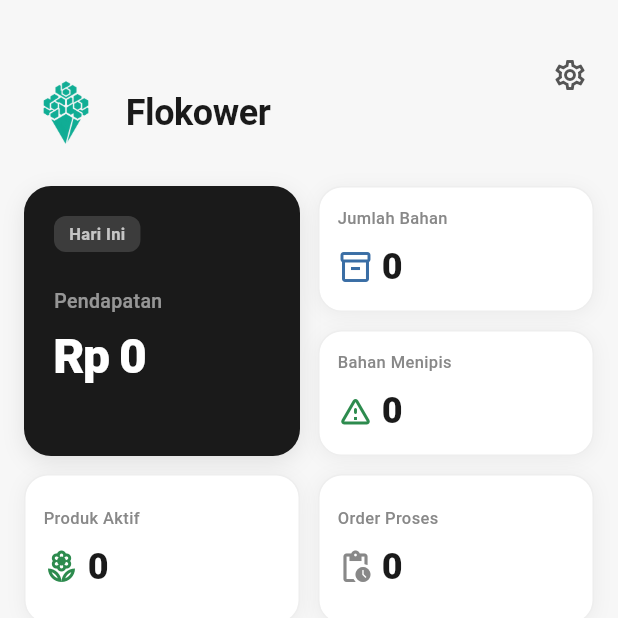
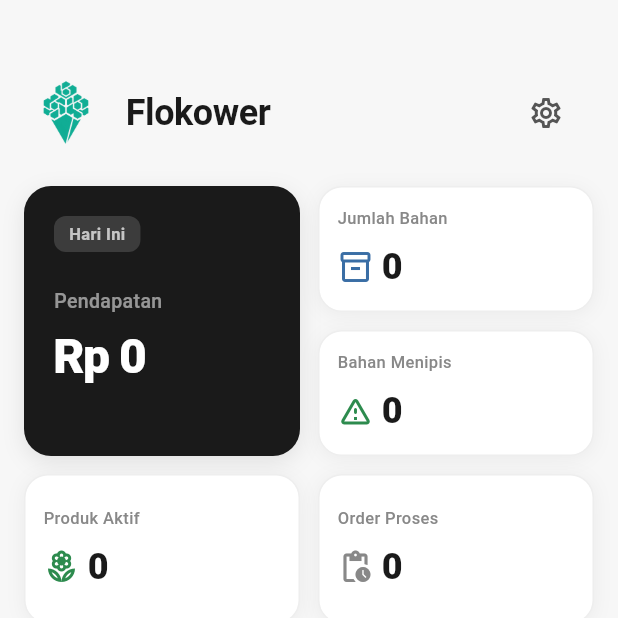
Before and after one commit to teranixbq/Flokower, a Flutter app: the screen it shows once a user with an empty profile is signed in, on a phone screen of 412 x 824 dp, the top half of it. Run offline on Flutter 3.47's test engine with Material 3 defaults, Android fonts, the phone set to English and light mode, and no system bars; our stand-ins replace cloud_firestore, firebase_auth, firebase_core, flutter_dotenv, flutter_riverpod, image_picker; accounts and stored records are empty.

Commit message:
style: align SettingsButton horizontally with Flokower title
- Wrap SettingsButton in Padding with same top: 50.0 as title
- Add right: 16.0 padding for proper spacing
- Remove const from actions list to allow Padding wrapper
- Settings icon now aligns horizontally with title text

```diff
--- a/lib/features/dashboard/presentation/screens/dashboard_screen.dart
+++ b/lib/features/dashboard/presentation/screens/dashboard_screen.dart
@@ -51,7 +51,12 @@ class DashboardScreen extends ConsumerWidget {
             ],
           ),
         ),
-        actions: const [SettingsButton()],
+        actions: [
+          Padding(
+            padding: const EdgeInsets.only(top: 50.0, right: 16.0),
+            child: const SettingsButton(),
+          ),
+        ],
       ),
       body: RefreshIndicator(
         color: FlokowerTheme.black,
```
